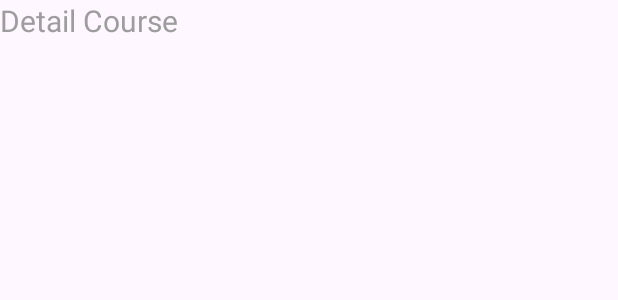
After one commit to YanLynn/universalYoga, an Android app: the layout activity_detail_course.xml on its own in the app's theme, with its tools: preview values and no code run, on a phone screen of 412 x 824 dp. The commit adds this screen. Shown: the top 300 px of the screen. Run offline under Robolectric (Android 15) with nearby library versions, the phone set to English and light mode, and no system bars.

Commit message:
update project
Signed-off-by: YanLynn <yan.lynn1991@gmail.com>

```diff
--- /dev/null
+++ b/app/src/main/res/layout/activity_detail_course.xml
@@ -0,0 +1,18 @@
+<?xml version="1.0" encoding="utf-8"?>
+<androidx.constraintlayout.widget.ConstraintLayout xmlns:android="http://schemas.android.com/apk/res/android"
+    xmlns:app="http://schemas.android.com/apk/res-auto"
+    xmlns:tools="http://schemas.android.com/tools"
+    android:id="@+id/main"
+    android:layout_width="match_parent"
+    android:layout_height="match_parent"
+    tools:context=".Activity.Course.DetailCourseActivity">
+
+    <TextView
+        android:id="@+id/detailCourseID"
+        android:layout_width="match_parent"
+        android:layout_height="wrap_content"
+        android:textSize="20sp"
+        android:textColor="@color/cardText1"
+        android:text="Detail Course "
+        tools:ignore="MissingConstraints" />
+</androidx.constraintlayout.widget.ConstraintLayout>
--- a/app/src/main/res/values/colors.xml
+++ b/app/src/main/res/values/colors.xml
@@ -2,4 +2,6 @@
 <resources>
     <color name="black">#FF000000</color>
     <color name="white">#FFFFFFFF</color>
+    <color name="cardText">#FA8282</color>
+    <color name="cardText1">#9D9D9D</color>
 </resources>
```
Also changed, not shown: app/src/main/java/com/example/universalyoga/Activity/Course/DetailCourseActivity.kt (added, +21 -0 lines), app/src/main/java/com/example/universalyoga/Adapter/CourseAdapter.kt (+19 -1 lines), app/src/main/java/com/example/universalyoga/DBHelper/CourseDBHelper.kt (+14 -0 lines), app/src/main/java/com/example/universalyoga/MainActivity.kt (+8 -3 lines), app/src/main/java/com/example/universalyoga/convertByteArray.kt (added, +16 -0 lines).
